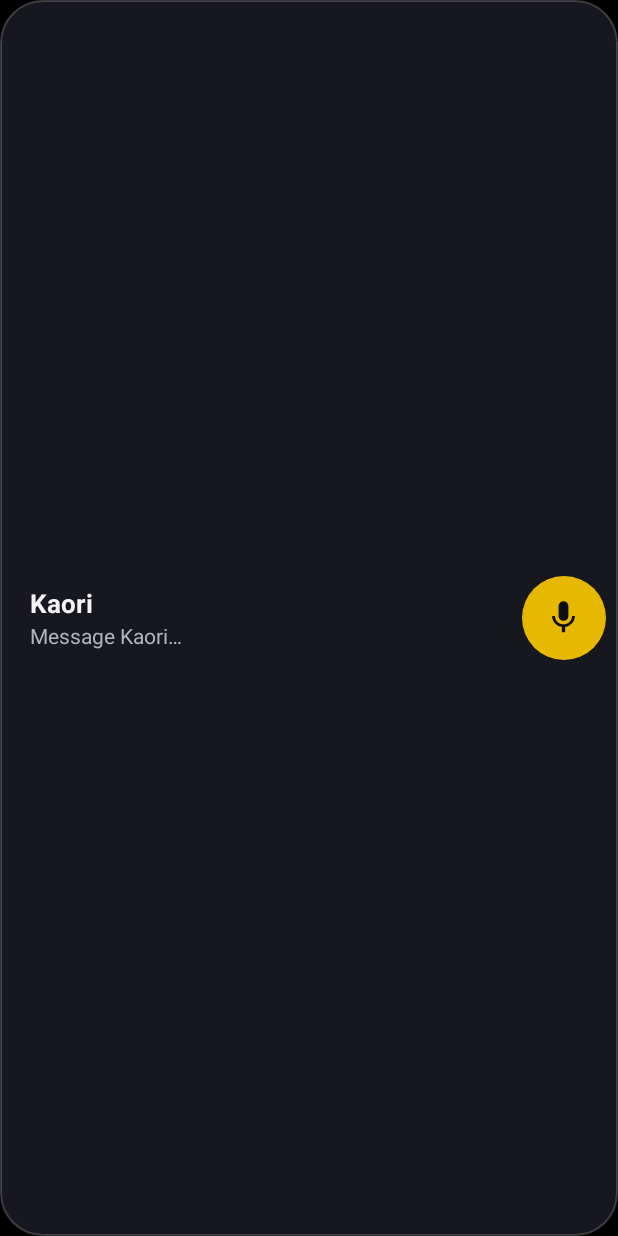
After one commit to KushBeaverTTV/cornerstone-agency, an Android app built with Jetpack Compose: the layout widget_agency.xml on its own in the app's theme, with its tools: preview values and no code run, on a phone screen of 412 x 824 dp. The commit adds this screen. Run offline under Robolectric (Android 15) with nearby library versions, the phone set to English and light mode, and no system bars; Roboto replaces fonts that are not available here.

Commit message:
design pass 4: header activity status + animated avatar ring, needs-you sorting, cleaner previews, home-screen widget

```diff
--- a/app/src/main/java/com/cornerstone/agency/ui/AppViewModel.kt
+++ b/app/src/main/java/com/cornerstone/agency/ui/AppViewModel.kt
@@ -135,6 +135,10 @@ class AppViewModel(private val app: Application) : AndroidViewModel(app) {
     fun requestDeepLink(profile: String, session: String?) {
         _pendingDeepLink.value = ChatDeepLink(profile, session)
     }
+
+    private var voiceRequested = false
+    fun requestVoice() { voiceRequested = true }
+    fun consumeVoiceRequest(): Boolean = voiceRequested.also { voiceRequested = false }
 
     fun consumeDeepLink() {
         _pendingDeepLink.value = null
--- /dev/null
+++ b/app/src/main/res/drawable/ic_widget_mic.xml
@@ -0,0 +1,6 @@
+<?xml version="1.0" encoding="utf-8"?>
+<vector xmlns:android="http://schemas.android.com/apk/res/android"
+    android:width="24dp" android:height="24dp" android:viewportWidth="24" android:viewportHeight="24">
+    <path android:fillColor="#FF0D0D14"
+        android:pathData="M12,14c1.66,0 3,-1.34 3,-3L15,5c0,-1.66 -1.34,-3 -3,-3S9,3.34 9,5v6c0,1.66 1.34,3 3,3zM17.3,11c0,3 -2.54,5.1 -5.3,5.1S6.7,14 6.7,11L5,11c0,3.41 2.72,6.23 6,6.72L11,21h2v-3.28c3.28,-0.48 6,-3.3 6,-6.72h-1.7z"/>
+</vector>
--- /dev/null
+++ b/app/src/main/res/drawable/widget_bg.xml
@@ -0,0 +1,6 @@
+<?xml version="1.0" encoding="utf-8"?>
+<shape xmlns:android="http://schemas.android.com/apk/res/android" android:shape="rectangle">
+    <solid android:color="#FF17171F"/>
+    <stroke android:width="1dp" android:color="#33FFFFFF"/>
+    <corners android:radius="28dp"/>
+</shape>
--- /dev/null
+++ b/app/src/main/res/drawable/widget_mic_bg.xml
@@ -0,0 +1,4 @@
+<?xml version="1.0" encoding="utf-8"?>
+<shape xmlns:android="http://schemas.android.com/apk/res/android" android:shape="oval">
+    <solid android:color="#FFE6B800"/>
+</shape>
--- /dev/null
+++ b/app/src/main/res/layout/widget_agency.xml
@@ -0,0 +1,49 @@
+<?xml version="1.0" encoding="utf-8"?>
+<LinearLayout xmlns:android="http://schemas.android.com/apk/res/android"
+    android:layout_width="match_parent"
+    android:layout_height="match_parent"
+    android:background="@drawable/widget_bg"
+    android:gravity="center_vertical"
+    android:orientation="horizontal"
+    android:paddingStart="20dp"
+    android:paddingEnd="8dp">
+
+    <LinearLayout
+        android:id="@+id/widget_chat"
+        android:layout_width="0dp"
+        android:layout_height="match_parent"
+        android:layout_weight="1"
+        android:gravity="center_vertical"
+        android:orientation="vertical">
+
+        <TextView
+            android:layout_width="wrap_content"
+            android:layout_height="wrap_content"
+            android:text="Kaori"
+            android:textColor="#FFF4F4F6"
+            android:textSize="17sp"
+            android:textStyle="bold" />
+
+        <TextView
+            android:layout_width="wrap_content"
+            android:layout_height="wrap_content"
+            android:text="Message Kaori…"
+            android:textColor="#FFB1B3B8"
+            android:textSize="14sp" />
+    </LinearLayout>
+
+    <FrameLayout
+        android:id="@+id/widget_voice"
+        android:layout_width="56dp"
+        android:layout_height="56dp"
+        android:background="@drawable/widget_mic_bg"
+        android:contentDescription="Talk to Kaori">
+
+        <ImageView
+            android:layout_width="26dp"
+            android:layout_height="26dp"
+            android:layout_gravity="center"
+            android:importantForAccessibility="no"
+            android:src="@drawable/ic_widget_mic" />
+    </FrameLayout>
+</LinearLayout>
--- a/app/src/main/res/values/strings.xml
+++ b/app/src/main/res/values/strings.xml
@@ -1,4 +1,5 @@
 <?xml version="1.0" encoding="utf-8"?>
 <resources>
     <string name="app_name">Cornerstone Agency</string>
+    <string name="widget_description">Message or talk to Kaori</string>
 </resources>
```
Also changed, not shown: app/src/main/AndroidManifest.xml (+11 -0 lines), app/src/main/java/com/cornerstone/agency/MainActivity.kt (+11 -0 lines), app/src/main/java/com/cornerstone/agency/service/AgencyWidget.kt (added, +39 -0 lines), app/src/main/java/com/cornerstone/agency/ui/screens/BotsScreen.kt (+31 -3 lines), app/src/main/java/com/cornerstone/agency/ui/screens/ChatScreen.kt (+83 -6 lines), app/src/main/res/xml/widget_agency_info.xml (added, +11 -0 lines).
